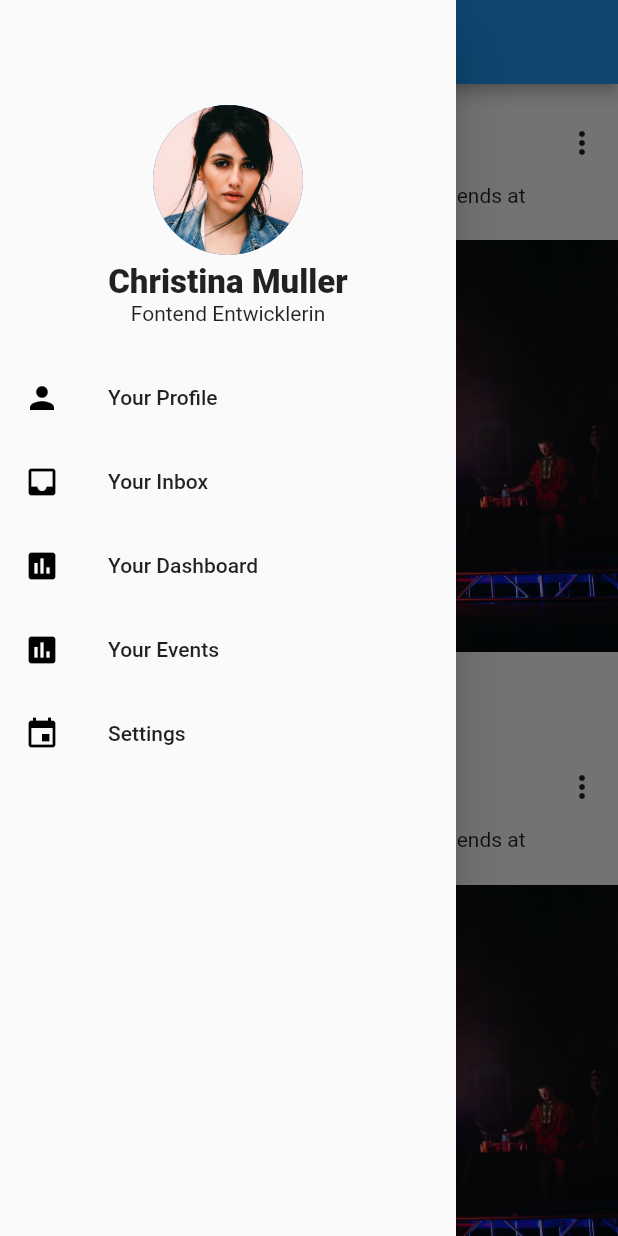
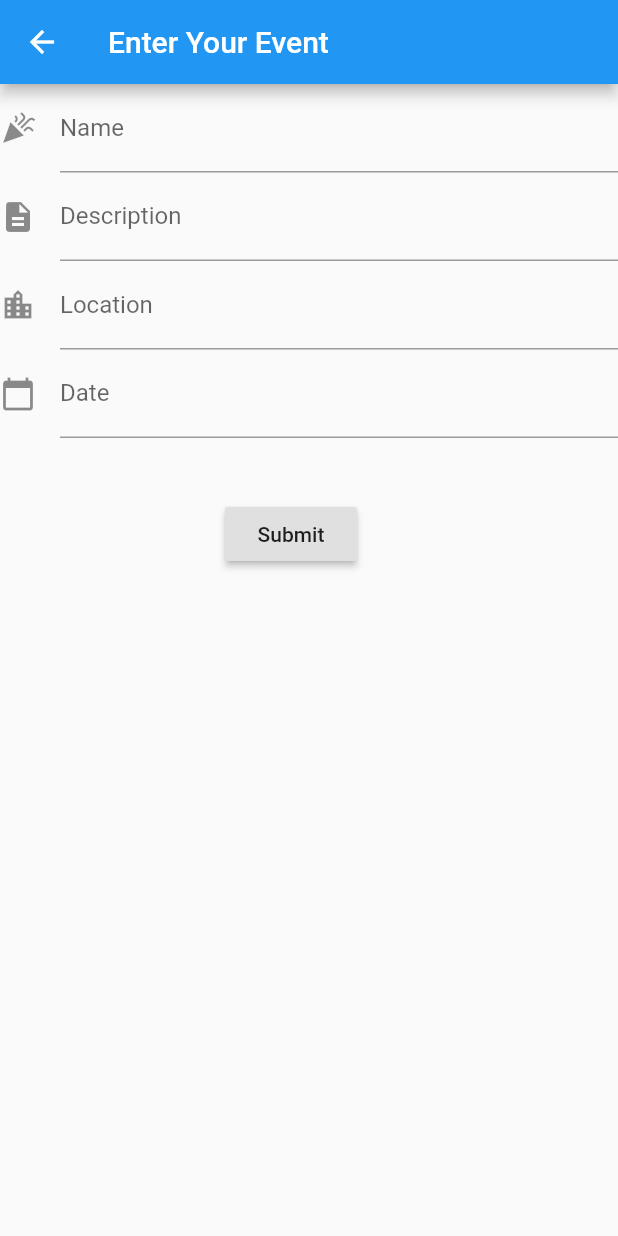
Before and after one commit to mustafasalfiti/nextactivity, a Flutter app: the screen it shows after launch, in the side drawer, after a tap on "Your Events", on a phone screen of 412 x 824 dp. Run offline on Flutter 3.47's test engine with Material 2 defaults, Android fonts, the phone set to English and light mode, and no system bars.

Commit message:
New Event page added

```diff
--- a/client/lib/main.dart
+++ b/client/lib/main.dart
@@ -1,4 +1,3 @@
-import 'dart:convert';
 import 'package:flutter/material.dart';
 
 import 'homepage/homepage.dart';
@@ -7,21 +6,22 @@ void main() {
   runApp(const MaterialApp(
     home: HomePage(),
   ));
-  getData();
+  // getData();
 }
 
-Future getData() async {
-  final response = await http.get(Uri.parse(
-      'https://maps.googleapis.com/maps/api/place/nearbysearch/json?location=51.450832%2C7.013056&radius=1500&type=gym&key=YOUR_API_KEY'));
+// Future getData() async {
 
-  if (response.statusCode == 200) {
-    // If the server did return a 200 OK response,
-    // then parse the JSON.
-    print(' !!! Place data is here !!!');
-    return jsonDecode(response.body);
-  } else {
-    // If the server did not return a 200 OK response,
-    // then throw an exception.
-    throw Exception('Failed to load place data');
-  }
-}
+//   final response = await http.get(Uri.parse(
+//       'https://maps.googleapis.com/maps/api/place/nearbysearch/json?location=51.450832%2C7.013056&radius=1500&type=gym&key=YOUR_API_KEY'));
+
+//   if (response.statusCode == 200) {
+//     // If the server did return a 200 OK response,
+//     // then parse the JSON.
+//     print(' !!! Place data is here !!!');
+//     return jsonDecode(response.body);
+//   } else {
+//     // If the server did not return a 200 OK response,
+//     // then throw an exception.
+//     throw Exception('Failed to load place data');
+//   }
+// }
--- a/client/lib/shared/mydrawer.dart
+++ b/client/lib/shared/mydrawer.dart
@@ -64,7 +64,10 @@ class MyDrawer extends StatelessWidget {
           title: Text("Your Dashboard"),
         ),
         ListTile(
-          onTap: () {},
+          onTap: () => Navigator.push(
+            context,
+            MaterialPageRoute(builder: (context) => const EventTemplate()),
+          ),
           leading: Icon(
             Icons.assessment,
             color: Colors.black,
@@ -83,3 +86,75 @@ class MyDrawer extends StatelessWidget {
     );
   }
 }
+
+class EventTemplate extends StatelessWidget {
+  const EventTemplate({Key? key});
+
+  @override
+  Widget build(BuildContext context) {
+    return Scaffold(
+      appBar: AppBar(
+        title: const Text('Enter Your Event'),
+      ),
+      body: Center(
+        child: Column(
+          crossAxisAlignment: CrossAxisAlignment.start,
+          children: <Widget>[
+            TextFormField(
+              decoration: const InputDecoration(
+                icon: const Icon(Icons.celebration),
+                hintText: 'Event name',
+                labelText: 'Name',
+              ),
+            ),
+            TextFormField(
+              decoration: const InputDecoration(
+                icon: const Icon(Icons.description),
+                hintText: 'Event description',
+                labelText: 'Description',
+              ),
+            ),
+            TextFormField(
+              decoration: const InputDecoration(
+                icon: const Icon(Icons.location_city),
+                hintText: 'Event location',
+                labelText: 'Location',
+              ),
+            ),
+            TextFormField(
+              decoration: const InputDecoration(
+                icon: const Icon(Icons.calendar_today),
+                hintText: 'Event date',
+                labelText: 'Date',
+              ),
+            ),
+            new Container(
+                padding: const EdgeInsets.only(left: 150.0, top: 40.0),
+                child: new RaisedButton(
+                  child: const Text('Submit'),
+                  onPressed: () =>
+                      showPopUp(context, 'Success', 'Your event is created!'),
+                  // Navigator.pop(context), // TODO Go back after event creation
+                )),
+          ],
+        ),
+      ),
+    );
+  }
+}
+
+showPopUp(context, String title, String content) {
+  showDialog<String>(
+    context: context,
+    builder: (BuildContext context) => AlertDialog(
+      title: Text(title),
+      content: Text(content),
+      actions: <Widget>[
+        TextButton(
+          onPressed: () => Navigator.pop(context, 'OK'),
+          child: const Text('OK'),
+        ),
+      ],
+    ),
+  );
+}
```
Also changed, not shown: client/pubspec.lock.
